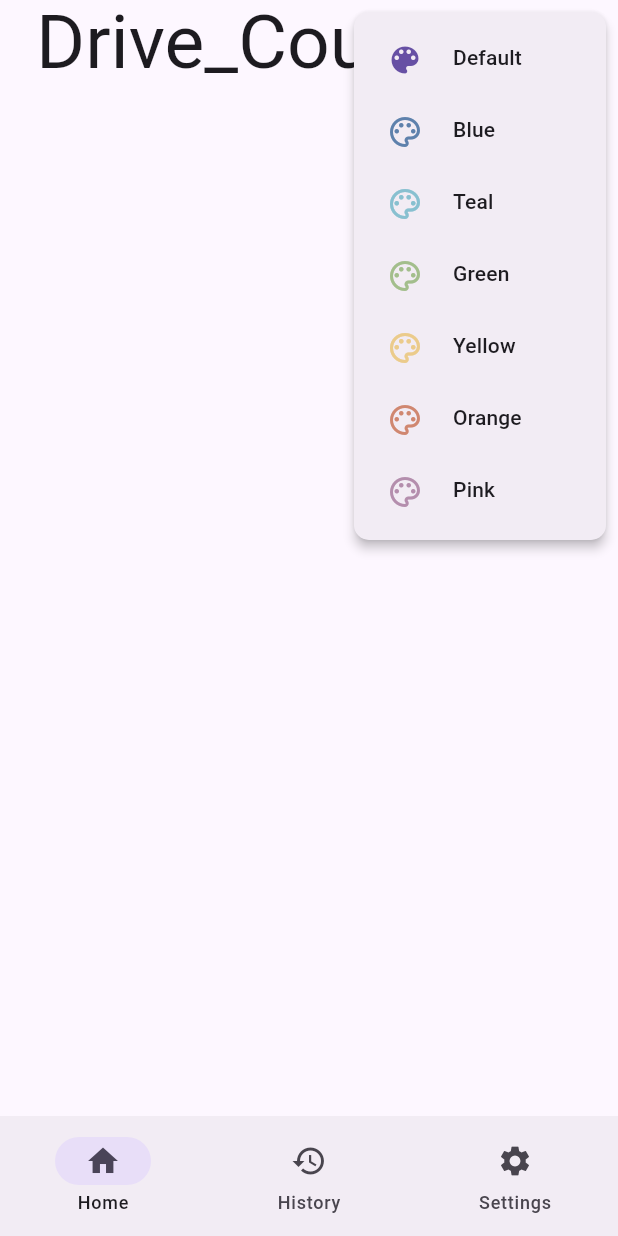
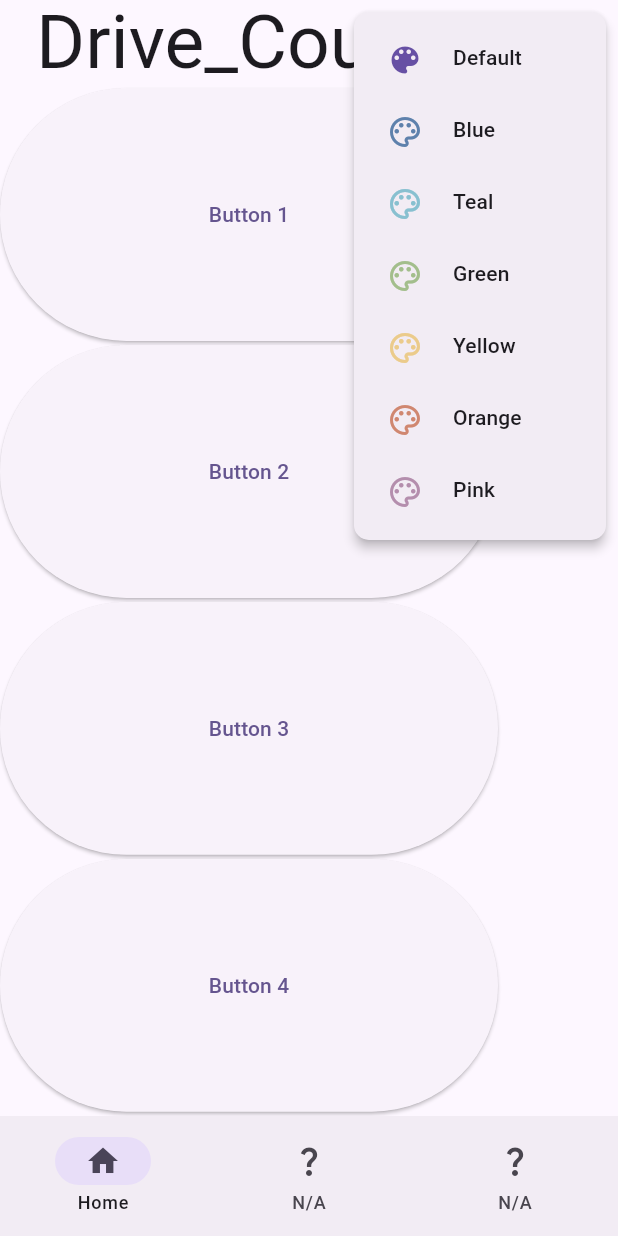
Before and after one commit to thaemisch/sim-dt, a Flutter app: the screen it shows after launch, after a tap on the "wb sunny" icon, after a tap on the "color lens" icon, on a phone screen of 412 x 824 dp. Run offline on Flutter 3.47's test engine with Material 2 defaults, Android fonts, the light colour scheme and no system bars; our stand-ins replace shared_preferences.

Commit message:
app basic button layout

```diff
--- a/drive_counter/lib/home.dart
+++ b/drive_counter/lib/home.dart
@@ -9,7 +9,6 @@ class home extends StatefulWidget {
 }
 
 class _homeState extends State<home> {
-
   @override
   initState() {
     super.initState();
@@ -17,7 +16,46 @@ class _homeState extends State<home> {
 
   @override
   Widget build(BuildContext context) {
-    return Expanded(child: Text(''));
+    final Size screenSize = MediaQuery.of(context).size;
+    final double screenWidth = screenSize.width - 80;
+    final double screenHeight = screenSize.height - 150;
+    return Column(
+        mainAxisAlignment: MainAxisAlignment.spaceEvenly,
+        crossAxisAlignment: CrossAxisAlignment.center,
+        children: [
+          SizedBox(
+            width: screenWidth,
+            height: screenHeight / 4,
+            child: ElevatedButton(
+              onPressed: () {},
+              child: Text('Button 1'),
+            ),
+          ),
+          SizedBox(
+            width: screenWidth,
+            height: screenHeight / 4,
+            child: ElevatedButton(
+              onPressed: () {},
+              child: Text('Button 2'),
+            ),
+          ),
+          SizedBox(
+            width: screenWidth,
+            height: screenHeight / 4,
+            child: ElevatedButton(
+              onPressed: () {},
+              child: Text('Button 3'),
+            ),
+          ),
+          SizedBox(
+            width: screenWidth,
+            height: screenHeight / 4,
+            child: ElevatedButton(
+              onPressed: () {},
+              child: Text('Button 4'),
+            ),
+          ),
+        ]);
   }
 }
 
@@ -30,15 +68,15 @@ const List<NavigationDestination> appBarDestinations = [
   ),
   NavigationDestination(
     tooltip: "",
-    icon: Icon(Icons.history),
-    label: 'History',
-    selectedIcon: Icon(Icons.history),
+    icon: Icon(Icons.question_mark),
+    label: 'N/A',
+    selectedIcon: Icon(Icons.question_mark),
   ),
   NavigationDestination(
     tooltip: "",
-    icon: Icon(Icons.settings),
-    label: 'Settings',
-    selectedIcon: Icon(Icons.settings),
+    icon: Icon(Icons.question_mark),
+    label: 'N/A',
+    selectedIcon: Icon(Icons.question_mark),
   ),
 ];
 
```
